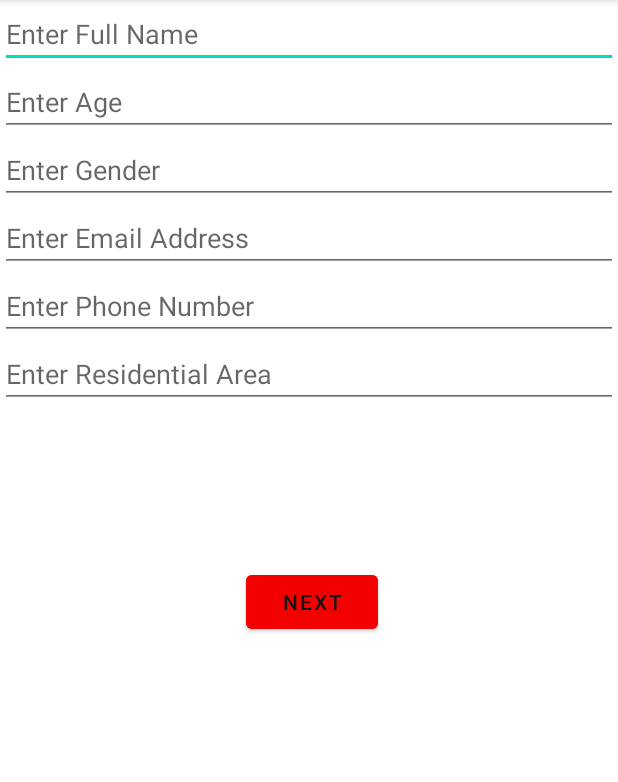
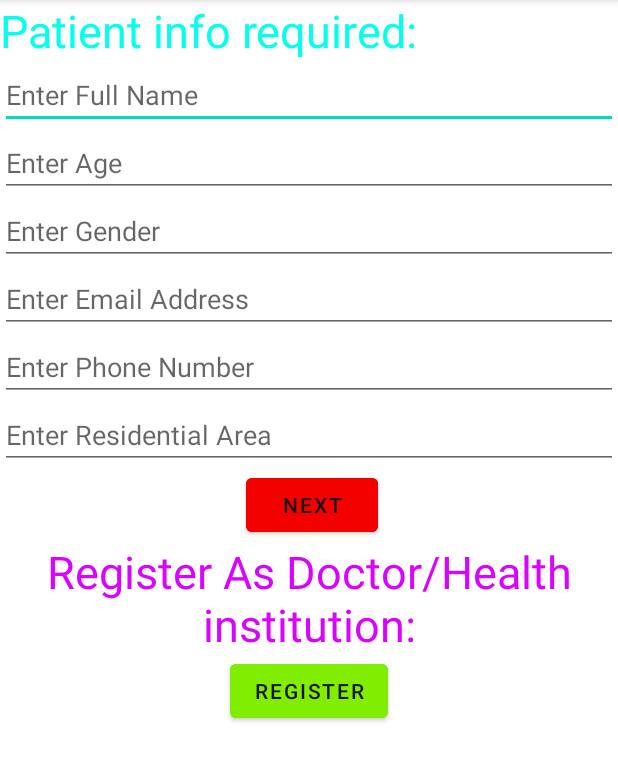
Before and after one commit to elvamvelma/Consult-me-App, an Android app: the screen it shows after launch (MainActivity2), on a phone screen of 412 x 824 dp, the part 84-866 px from its top. Run offline under Robolectric (Android 15) with nearby library versions, the phone set to English and light mode, and no system bars; our stand-ins replace Firebase (no records; nobody signed in at launch, a user with empty details on screens opened directly); libraries missing offline, so code that uses them is left out: org.jetbrains.anko.

Commit message:
first commit

```diff
--- a/app/src/main/AndroidManifest.xml
+++ b/app/src/main/AndroidManifest.xml
@@ -4,7 +4,6 @@
 
     <uses-permission android:name="android.permission.CALL_PHONE" />
     <uses-permission android:name="android.permission.SEND_SMS" />
-
 
     <application
         android:allowBackup="true"
@@ -13,6 +12,9 @@
         android:roundIcon="@mipmap/ic_launcher_round"
         android:supportsRtl="true"
         android:theme="@style/Theme.ConsultMe">
+        <activity
+            android:name=".DoctorInfo"
+            android:exported="true" />
         <activity
             android:name=".MainPage"
             android:exported="true" />
@@ -37,7 +39,6 @@
         <activity
             android:name=".Visit"
             android:exported="true" />
-
         <activity
             android:name=".Booking"
             android:exported="true" />
--- a/app/src/main/java/com/example/consultme/MainActivity2.kt
+++ b/app/src/main/java/com/example/consultme/MainActivity2.kt
@@ -19,8 +19,7 @@ class MainActivity2 : AppCompatActivity() {
     var editTextEmail: EditText? = null
     var editTextPhone: EditText? = null
     var editTextPlace: EditText? = null
-    var buttonNext: Button? = null
-    var buttonBack: Button? = null
+    var buttonDoc: Button? = null
     var buttonSave: Button? = null
 
     override fun onCreate(savedInstanceState: Bundle?) {
@@ -33,6 +32,7 @@ class MainActivity2 : AppCompatActivity() {
         editTextPhone = findViewById(R.id.mPhone)
         editTextPlace = findViewById(R.id.mPlace)
         buttonSave = findViewById(R.id.mBack)
+        buttonDoc = findViewById(R.id.mDoc)
 
 
         buttonSave!!.setOnClickListener{
@@ -86,6 +86,9 @@ class MainActivity2 : AppCompatActivity() {
             }
 
         }
+        buttonDoc!!.setOnClickListener {
+            startActivity(Intent(this, DoctorInfo::class.java))
+        }
 
 
     }
--- a/app/src/main/res/layout/activity_main.xml
+++ b/app/src/main/res/layout/activity_main.xml
@@ -7,6 +7,16 @@
     android:layout_width="match_parent"
     android:layout_height="match_parent"
     tools:context=".MainActivity2">
+
+    <TextView
+        android:textColor="#04FFEA"
+        android:gravity="center"
+        android:textSize="30sp"
+        android:id="@+id/patientInfo"
+        android:layout_width="wrap_content"
+        android:layout_height="wrap_content"
+        android:text="@string/patient_info_required"
+        tools:ignore="MissingConstraints"/>
 
 
     <EditText
@@ -60,7 +70,7 @@
 
     <androidx.constraintlayout.widget.ConstraintLayout
         android:layout_width="match_parent"
-        android:layout_height="match_parent">
+        android:layout_height="wrap_content">
 
         <Button
             android:id="@+id/mBack"
@@ -80,4 +90,37 @@
 
     </androidx.constraintlayout.widget.ConstraintLayout>
 
+    <TextView
+        android:id="@+id/docMessage"
+        android:layout_width="wrap_content"
+        android:layout_height="wrap_content"
+        android:gravity="center"
+        android:text="Register As Doctor/Health institution:"
+        android:textColor="#D904FF"
+        android:textSize="30sp"
+        app:layout_constraintBottom_toBottomOf="@id/mBack"
+        tools:ignore="MissingConstraints" />
+
+    <androidx.constraintlayout.widget.ConstraintLayout
+        android:layout_width="match_parent"
+        android:layout_height="wrap_content">
+
+        <Button
+            android:id="@+id/mDoc"
+            android:layout_width="wrap_content"
+            android:layout_height="wrap_content"
+            android:backgroundTint="#80ED01"
+            android:text="@string/register"
+            android:textColor="#131313"
+            app:layout_constraintBottom_toBottomOf="parent"
+            app:layout_constraintEnd_toEndOf="parent"
+            app:layout_constraintStart_toStartOf="parent"
+            app:layout_constraintTop_toTopOf="parent"
+            app:layout_constraintVertical_bias="0.235"
+            tools:ignore="MissingConstraints" />
+
+
+    </androidx.constraintlayout.widget.ConstraintLayout>
+
+
 </LinearLayout>
--- a/app/src/main/res/values/strings.xml
+++ b/app/src/main/res/values/strings.xml
@@ -63,4 +63,9 @@
     <string name="contact">contact</string>
     <string name="name">name</string>
     <string name="recommend_our_app">Recommend Our App:</string>
+    <string name="doctor_app">Doctor App</string>
+    <string name="patient_info_required">Patient info required:</string>
+    <string name="register">Register</string>
+    <string name="please_download_consult_you_app_to_register_a_hospital_or_as_a_doctor">Please Download Consult You App To Register A Hospital or As A Doctor</string>
+    <string name="thank_you_for_using_consult_me_app">Thank you for Using Consult Me App</string>
 </resources>
```
Also changed, not shown: app/src/main/res/layout/activity_doctor_info.xml (+24 -2 lines).
